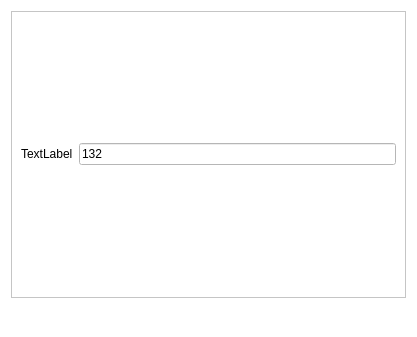
Above: Plugins/TaskListView/addform.ui from kee-reel/PLAG before the change. Below: the same form after it.
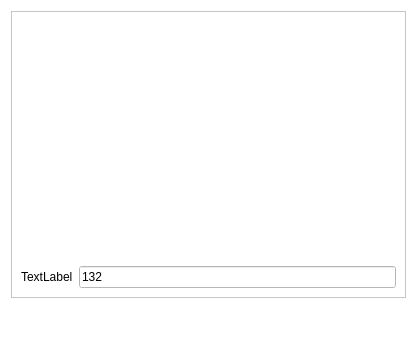
That is the form after the change. Icons and pictures are not drawn.

Patch:
```diff
--- a/Plugins/TaskListView/addform.ui
+++ b/Plugins/TaskListView/addform.ui
@@ -447,6 +447,19 @@
        </rect>
       </property>
       <layout class="QVBoxLayout" name="verticalLayout">
+       <item>
+        <spacer name="verticalSpacer">
+         <property name="orientation">
+          <enum>Qt::Vertical</enum>
+         </property>
+         <property name="sizeHint" stdset="0">
+          <size>
+           <width>20</width>
+           <height>40</height>
+          </size>
+         </property>
+        </spacer>
+       </item>
        <item>
         <layout class="QHBoxLayout" name="horizontalLayout">
          <item>
```
